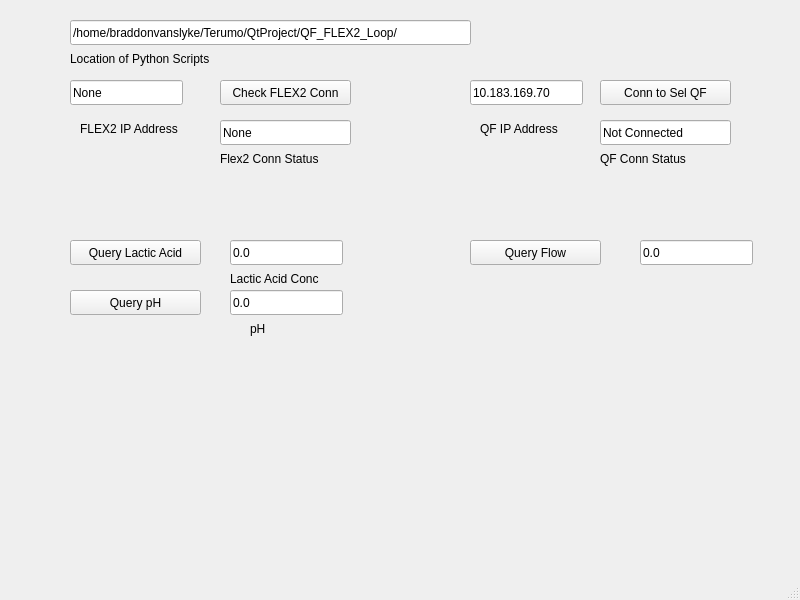
Qt form mainwindow.ui (bvanusb2/Ready-QF-FLEX2-Loop) before a commit.
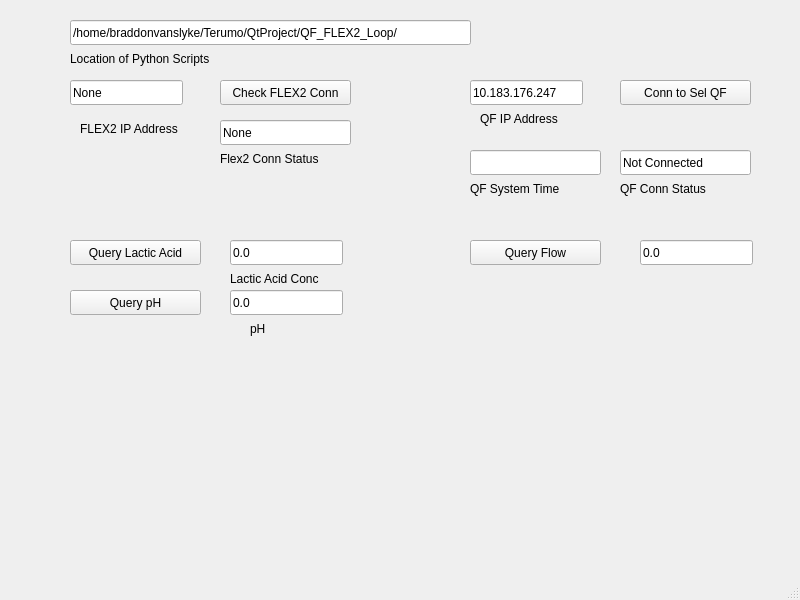
The same form after that commit.

Diff of the .ui file:
```diff
--- a/mainwindow.ui
+++ b/mainwindow.ui
@@ -134,8 +134,8 @@
    <widget class="QLabel" name="label_4">
     <property name="geometry">
      <rect>
-      <x>600</x>
-      <y>150</y>
+      <x>620</x>
+      <y>180</y>
       <width>101</width>
       <height>17</height>
      </rect>
@@ -147,8 +147,8 @@
    <widget class="QLineEdit" name="lineEditQfConnStatus">
     <property name="geometry">
      <rect>
-      <x>600</x>
-      <y>120</y>
+      <x>620</x>
+      <y>150</y>
       <width>131</width>
       <height>25</height>
      </rect>
@@ -167,14 +167,14 @@
      </rect>
     </property>
     <property name="text">
-     <string>10.183.169.70</string>
+     <string>10.183.176.247</string>
     </property>
    </widget>
    <widget class="QLabel" name="label_5">
     <property name="geometry">
      <rect>
       <x>480</x>
-      <y>120</y>
+      <y>110</y>
       <width>101</width>
       <height>17</height>
      </rect>
@@ -225,7 +225,7 @@
    <widget class="QPushButton" name="pushButtonConnToSelQf">
     <property name="geometry">
      <rect>
-      <x>600</x>
+      <x>620</x>
       <y>80</y>
       <width>131</width>
       <height>25</height>
@@ -274,6 +274,32 @@
      <string>Location of Python Scripts</string>
     </property>
    </widget>
+   <widget class="QLineEdit" name="lineEditQfSystemTime">
+    <property name="geometry">
+     <rect>
+      <x>470</x>
+      <y>150</y>
+      <width>131</width>
+      <height>25</height>
+     </rect>
+    </property>
+    <property name="text">
+     <string/>
+    </property>
+   </widget>
+   <widget class="QLabel" name="label_8">
+    <property name="geometry">
+     <rect>
+      <x>470</x>
+      <y>180</y>
+      <width>101</width>
+      <height>17</height>
+     </rect>
+    </property>
+    <property name="text">
+     <string>QF System Time</string>
+    </property>
+   </widget>
   </widget>
   <widget class="QMenuBar" name="menubar">
    <property name="geometry">
```
